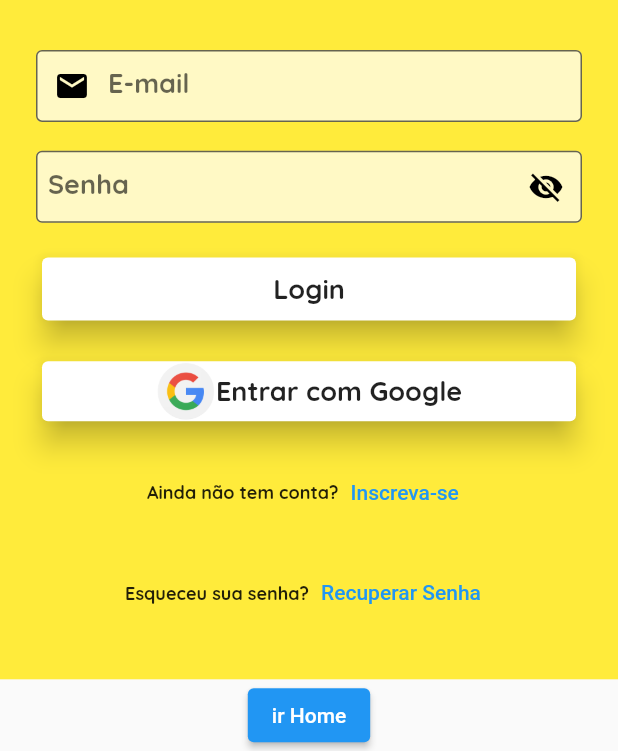
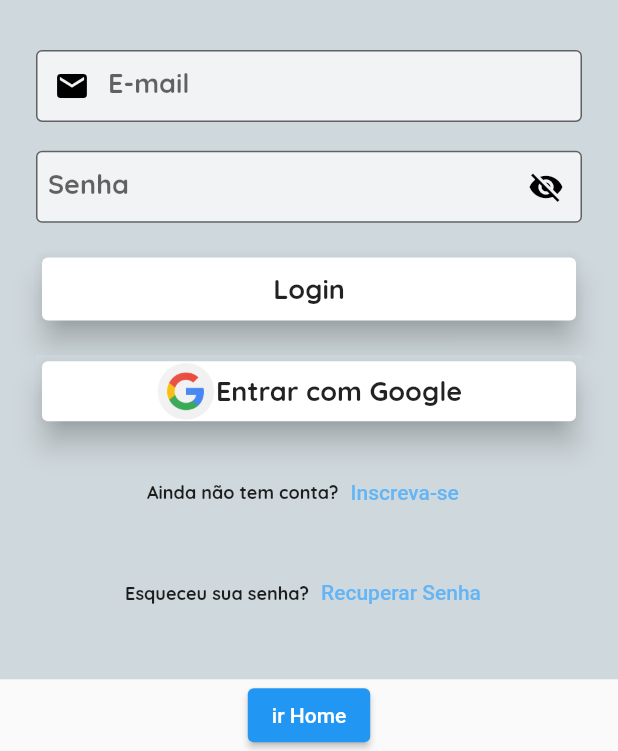
Before and after one commit to giederloreto/MeuGuaipeca, a Flutter app: the screen it shows after launch, scrolled down 89 dp, on a phone screen of 412 x 824 dp, the part 485-1236 px from its top. Run offline on Flutter 3.47's test engine with Material 2 defaults, Android fonts, the light colour scheme and no system bars; our stand-ins replace firebase_auth, firebase_core, flutter_secure_storage, get_it, google_sign_in, lottie and 1 more; accounts and stored records are empty.

Commit message:
feat: login colors

```diff
--- a/lib/presentation/login/view/login.dart
+++ b/lib/presentation/login/view/login.dart
@@ -66,8 +66,8 @@ class _LoginViewState extends State<LoginView> with TickerProviderStateMixin {
               ],
             ),
             Container(
+              color: Colors.blueGrey[100],
               height: size.height * 0.55,
-              color: Colors.yellow,
               padding: const EdgeInsets.all(24),
               child: Form(
                 key: _formKey,
@@ -110,7 +110,6 @@ class _LoginViewState extends State<LoginView> with TickerProviderStateMixin {
                         if (value == null || value.isEmpty) {
                           return "Por favor preencha a senha";
                         }
-
                       },
                       keyboardType: TextInputType.text,
                       obscureText: !_isVisible,
@@ -181,7 +180,9 @@ class _LoginViewState extends State<LoginView> with TickerProviderStateMixin {
                         ),
                       ),
                     ),
-                    ImageTextButton(
+                    Container(
+                      color: Colors.blueGrey[100],
+                      child: ImageTextButton(
                         onPressed: () {
                           _loginViewModel.signInWithGoogle();
                         },
@@ -193,6 +194,7 @@ class _LoginViewState extends State<LoginView> with TickerProviderStateMixin {
                               fontWeight: FontWeight.bold),
                         ),
                         path: 'assets/images/google.png',
+                      ),
                     ),
                     Row(
                       mainAxisAlignment: MainAxisAlignment.center,
@@ -209,7 +211,10 @@ class _LoginViewState extends State<LoginView> with TickerProviderStateMixin {
                             Navigator.pushNamed(
                                 context, RoutesNames.REGISTERCHOOSE);
                           },
-                          child: Text(Strings.strings.subscribe),
+                          child: Text(
+                            Strings.strings.subscribe,
+                            style: TextStyle(color: Colors.blue[300]),
+                          ),
                         ),
                       ],
                     ),
@@ -228,7 +233,10 @@ class _LoginViewState extends State<LoginView> with TickerProviderStateMixin {
                             Navigator.pushNamed(
                                 context, RoutesNames.FORGETPASSWORD);
                           },
-                          child: Text(Strings.strings.resetPassword),
+                          child: Text(
+                            Strings.strings.resetPassword,
+                            style: TextStyle(color: Colors.blue[300]),
+                          ),
                         ),
                       ],
                     )
```
Lines whose indentation alone changed are shown as unchanged.
